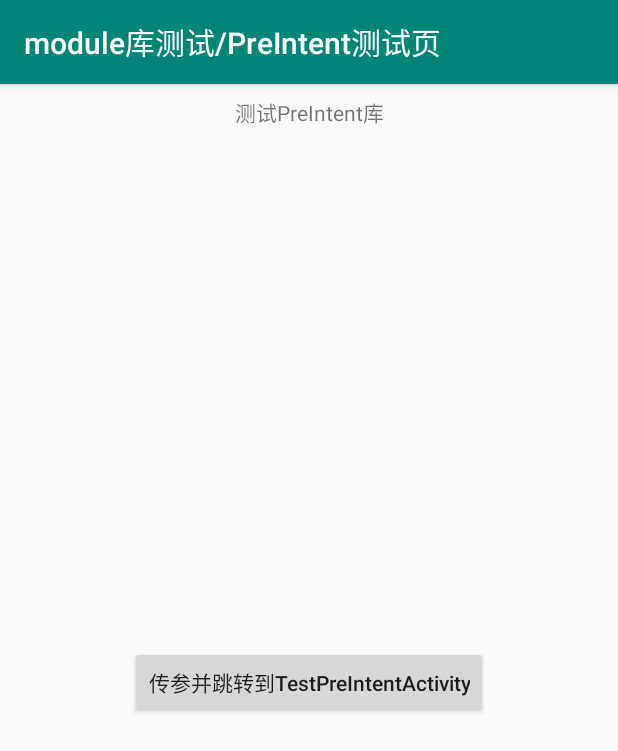
After one commit to oddshou/oddsUtils, an Android app: the PreIntentOriginActivity screen opened directly, with no data from a screen before it, on a phone screen of 412 x 824 dp. The commit adds this screen. Shown: the top 751 px of the screen. Run offline under Robolectric (Android 15) with nearby library versions, the light colour scheme and no system bars; libraries missing offline, so code that uses them is left out: com.odds.annotation.

Commit message:
整理部分页面

```diff
--- /dev/null
+++ b/app/src/main/java/com/example/odds/pre_intent/PreIntentOriginActivity.kt
@@ -0,0 +1,48 @@
+/*
+ * Copyright (c) 2019. Lorem ipsum dolor sit amet, consectetur adipiscing elit.
+ * Morbi non lorem porttitor neque feugiat blandit. Ut vitae ipsum eget quam lacinia accumsan.
+ * Etiam sed turpis ac ipsum condimentum fringilla. Maecenas magna.
+ * Proin dapibus sapien vel ante. Aliquam erat volutpat. Pellentesque sagittis ligula eget metus.
+ * Vestibulum commodo. Ut rhoncus gravida arcu.
+ */
+
+package com.example.odds.pre_intent
+
+import androidx.appcompat.app.AppCompatActivity
+import android.os.Bundle
+import android.view.View
+import com.example.odds.R
+import com.odds.annotation.processor.PreIntent
+import java.util.ArrayList
+
+/**
+ * 测试 preIntent 库
+ * https://github.com/oddshou/AndroidSomeTest
+ */
+class PreIntentOriginActivity : AppCompatActivity() {
+
+    override fun onCreate(savedInstanceState: Bundle?) {
+        super.onCreate(savedInstanceState)
+        setContentView(R.layout.activity_pre_intent_origin)
+    }
+
+    fun toNext(v: View){
+        val bundle = Bundle()
+        bundle.putString("bundle", "bundle-bundle")
+        val list = ArrayList<String>()
+        list.add("11")
+        list.add("22")
+        list.add("33")
+
+        val serialize66 = TestPreIntentActivity.SerializeClass("Serialize66")
+        val parcelable55 = TestPreIntentActivity.ParcelableClass("Parcelable55")
+        val list1 = ArrayList<TestPreIntentActivity.ParcelableClass>()
+        list1.add(parcelable55)
+        val list2 = ArrayList<TestPreIntentActivity.SerializeClass>()
+        list2.add(serialize66)
+        val intent = PreIntent.preIntent_TestPreIntentActivity(this, "哈哈哈", true, 111, bundle,
+                list, parcelable55, serialize66, arrayOf(parcelable55), arrayOf(serialize66),
+                list1, list2)
+        startActivity(intent)
+    }
+}
--- a/app/src/main/res/layout/activity_main_java.xml
+++ b/app/src/main/res/layout/activity_main_java.xml
@@ -4,7 +4,7 @@
     xmlns:tools="http://schemas.android.com/tools"
     android:layout_width="match_parent"
     android:layout_height="match_parent"
-    tools:context=".java_main.TestPreIntentActivity">
+    tools:context=".pre_intent.TestPreIntentActivity">
 
     <TextView
         android:id="@+id/args"
--- /dev/null
+++ b/app/src/main/res/layout/activity_pre_intent_origin.xml
@@ -0,0 +1,51 @@
+<?xml version="1.0" encoding="utf-8"?>
+<!--
+  ~ Copyright (c) 2019. Lorem ipsum dolor sit amet, consectetur adipiscing elit.
+  ~ Morbi non lorem porttitor neque feugiat blandit. Ut vitae ipsum eget quam lacinia accumsan.
+  ~ Etiam sed turpis ac ipsum condimentum fringilla. Maecenas magna.
+  ~ Proin dapibus sapien vel ante. Aliquam erat volutpat. Pellentesque sagittis ligula eget metus.
+  ~ Vestibulum commodo. Ut rhoncus gravida arcu.
+  -->
+
+<androidx.constraintlayout.widget.ConstraintLayout xmlns:android="http://schemas.android.com/apk/res/android"
+    xmlns:app="http://schemas.android.com/apk/res-auto"
+    xmlns:tools="http://schemas.android.com/tools"
+    android:layout_width="match_parent"
+    android:layout_height="match_parent"
+    tools:context=".pre_intent.PreIntentOriginActivity">
+
+
+    <TextView
+        android:id="@+id/textView"
+        android:layout_width="wrap_content"
+        android:layout_height="wrap_content"
+        android:layout_marginStart="8dp"
+        android:layout_marginLeft="8dp"
+        android:layout_marginTop="8dp"
+        android:layout_marginEnd="8dp"
+        android:layout_marginRight="8dp"
+        android:text="测试PreIntent库"
+        app:layout_constraintEnd_toEndOf="parent"
+        app:layout_constraintStart_toStartOf="parent"
+        app:layout_constraintTop_toTopOf="parent" />
+
+    <Button
+        android:id="@+id/button13"
+        android:layout_width="wrap_content"
+        android:layout_height="wrap_content"
+        android:layout_marginStart="8dp"
+        android:layout_marginLeft="8dp"
+        android:layout_marginTop="8dp"
+        android:layout_marginEnd="8dp"
+        android:layout_marginRight="8dp"
+        android:layout_marginBottom="8dp"
+        android:text="传参并跳转到TestPreIntentActivity"
+        android:textAllCaps="false"
+        android:onClick="toNext"
+        app:layout_constraintBottom_toBottomOf="parent"
+        app:layout_constraintEnd_toEndOf="parent"
+        app:layout_constraintStart_toStartOf="parent"
+        app:layout_constraintTop_toBottomOf="@+id/textView" />
+
+
+</androidx.constraintlayout.widget.ConstraintLayout>
```
Also changed, not shown: app/src/main/AndroidManifest.xml (+16 -7 lines), app/src/main/java/com/example/odds/MainRouteActivity.kt (renamed from app/src/main/java/com/example/odds/route/MainRouteActivity.kt, +17 -23 lines), app/src/main/java/com/example/odds/SimpleHolder.kt (deleted, +0 -16 lines), app/src/main/java/com/example/odds/custom_view/activity/CustomViewActivity.kt (renamed from app/src/main/java/com/example/odds/route/CustomViewActivity.kt, +32 -6 lines), app/src/main/java/com/example/odds/pre_intent/TestPreIntentActivity.java (renamed from app/src/main/java/com/example/odds/java_main/TestPreIntentActivity.java, +9 -1 lines), app/src/main/res/layout/activity_custom_view.xml (+68 -23 lines), app/src/main/res/layout/activity_main.xml (+1 -13 lines).
